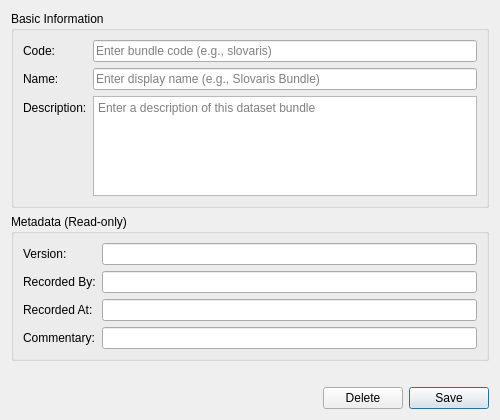
Before: the Qt Designer form projects/ores.qt/ui/DatasetBundleDetailDialog.ui in OreStudio/OreStudio, drawn with Qt 5.
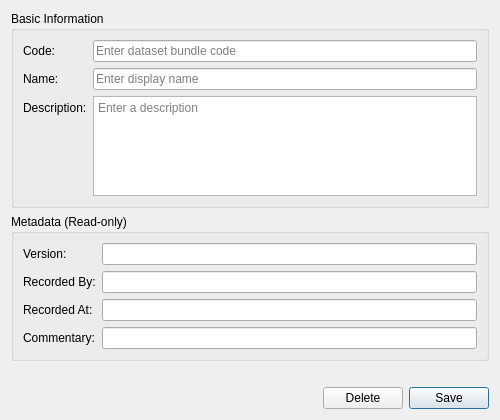
After: the same form once the commit is applied.

Commit message:
[qt] Regenerate dataset bundle files with code generator
Files regenerated using ores.codegen with direct output:
- ./run_generator.sh models/dq/dataset_bundle_domain_entity.json --profile qt
- ./run_generator.sh models/dq/dataset_bundle_domain_entity.json --profile sql

Changes are cosmetic (copyright year, comment wording).

Patch:
```diff
--- a/projects/ores.qt/ui/DatasetBundleDetailDialog.ui
+++ b/projects/ores.qt/ui/DatasetBundleDetailDialog.ui
@@ -42,7 +42,7 @@
       <item row="0" column="1">
        <widget class="QLineEdit" name="codeEdit">
         <property name="placeholderText">
-         <string>Enter bundle code (e.g., slovaris)</string>
+         <string>Enter dataset bundle code</string>
         </property>
        </widget>
       </item>
@@ -56,7 +56,7 @@
       <item row="1" column="1">
        <widget class="QLineEdit" name="nameEdit">
         <property name="placeholderText">
-         <string>Enter display name (e.g., Slovaris Bundle)</string>
+         <string>Enter display name</string>
         </property>
        </widget>
       </item>
@@ -82,7 +82,7 @@
          </size>
         </property>
         <property name="placeholderText">
-         <string>Enter a description of this dataset bundle</string>
+         <string>Enter a description</string>
         </property>
        </widget>
       </item>
```
The commit also changes 10 other files.
